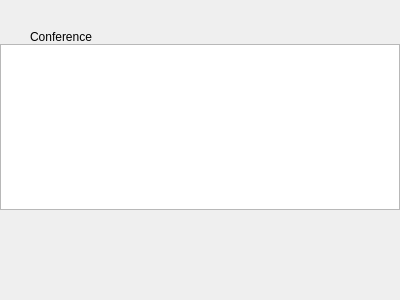
The window that xivoclient/src/xlets/conference/conference_widget.ui (wazo-platform/wazo-client-qt) describes before a commit, drawn with Qt 5.
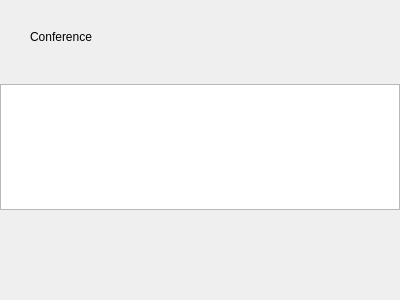
The same window after the commit. Custom widgets are drawn as their Qt base class.

The edit to the form file:
```diff
--- a/xivoclient/src/xlets/conference/conference_widget.ui
+++ b/xivoclient/src/xlets/conference/conference_widget.ui
@@ -45,6 +45,9 @@
      <property name="rightMargin">
       <number>30</number>
      </property>
+     <property name="bottomMargin">
+      <number>40</number>
+     </property>
      <item>
       <widget class="QLabel" name="conference_label">
        <property name="text">
```
